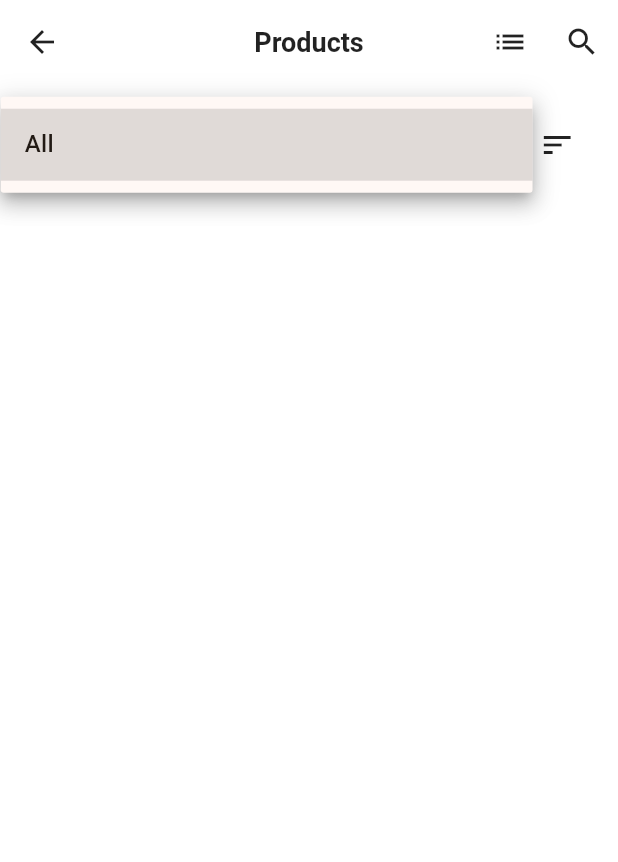
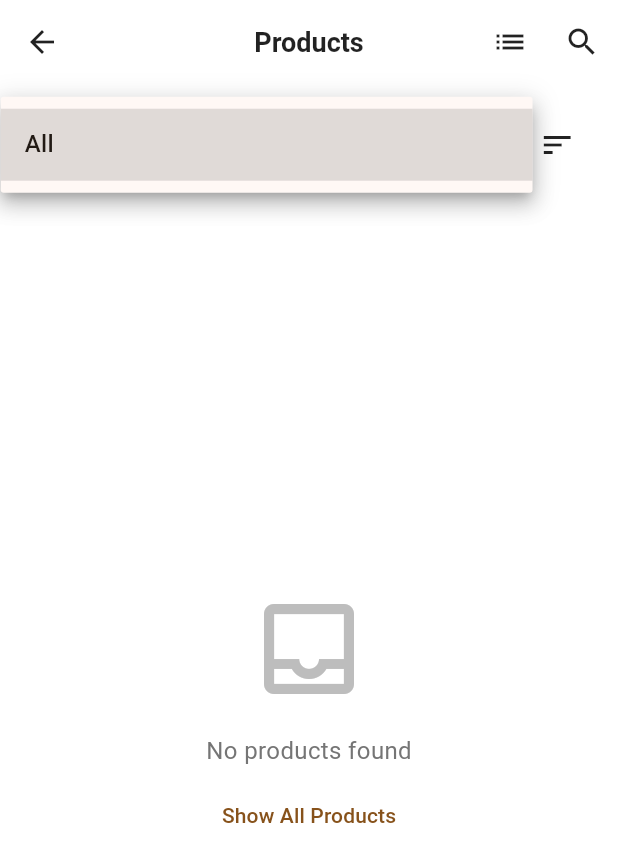
Before and after one commit to nazuhifu/responsi-pab, a Flutter app: the ProductsScreen screen opened by its route, after a tap on "All", on a phone screen of 412 x 824 dp. Shown: the top 862 px of the screen. Run offline on Flutter 3.47's test engine with Material 3 defaults, Android fonts, the phone set to English and light mode, and no system bars; our stand-ins replace carousel_slider, cloud_firestore, firebase_auth, firebase_core, flutter_rating_bar, shared_preferences; accounts and stored records are empty.

Commit message:
category to product screen fix

```diff
--- a/lib/screens/products/products_screen.dart
+++ b/lib/screens/products/products_screen.dart
@@ -19,11 +19,30 @@ class _ProductsScreenState extends State<ProductsScreen> {
   String _sortBy = 'name';
   bool _isGridView = true;
   bool _isLoading = true;
+  String _appBarTitle = 'Products';
 
   @override
   void initState() {
     super.initState();
     _fetchProducts();
+  }
+
+  @override
+  void didChangeDependencies() {
+    super.didChangeDependencies();
+
+    // Ambil arguments dari navigasi
+    final arguments = ModalRoute.of(context)?.settings.arguments as Map<String, dynamic>?;
+
+    if (arguments != null) {
+      final categoryFromNav = arguments['category'] as String?;
+      final titleFromNav = arguments['title'] as String?;
+
+      if (categoryFromNav != null && categoryFromNav.isNotEmpty) {
+        _selectedCategory = categoryFromNav;
+        _appBarTitle = titleFromNav ?? categoryFromNav;
+      }
+    }
   }
 
   Future<void> _fetchProducts() async {
@@ -37,11 +56,14 @@ class _ProductsScreenState extends State<ProductsScreen> {
 
       setState(() {
         _products = products;
-        _filteredProducts = List<Product>.from(products);
+        _filterProducts(); // Filter setelah data dimuat
         _isLoading = false;
       });
     } catch (e) {
       debugPrint('Gagal ambil produk dari Firebase: $e');
+      setState(() {
+        _isLoading = false;
+      });
     }
   }
 
@@ -57,9 +79,11 @@ class _ProductsScreenState extends State<ProductsScreen> {
               children: [
                 _buildFilters(padding),
                 Expanded(
-                  child: _isGridView
-                      ? _buildGridView(padding)
-                      : _buildListView(padding),
+                  child: _filteredProducts.isEmpty
+                      ? _buildEmptyState()
+                      : _isGridView
+                          ? _buildGridView(padding)
+                          : _buildListView(padding),
                 ),
               ],
             ),
@@ -88,6 +112,42 @@ class _ProductsScreenState extends State<ProductsScreen> {
     );
   }
 
+  Widget _buildEmptyState() {
+    return Center(
+      child: Column(
+        mainAxisAlignment: MainAxisAlignment.center,
+        children: [
+          Icon(
+            Icons.inbox_outlined,
+            size: 80,
+            color: Colors.grey[400],
+          ),
+          const SizedBox(height: 16),
+          Text(
+            _selectedCategory == 'All'
+                ? 'No products found'
+                : 'No products found in $_selectedCategory',
+            style: TextStyle(
+              fontSize: 16,
+              color: Colors.grey[600],
+            ),
+          ),
+          const SizedBox(height: 8),
+          TextButton(
+            onPressed: () {
+              setState(() {
+                _selectedCategory = 'All';
+                _appBarTitle = 'All Products';
+                _filterProducts();
+              });
+            },
+            child: const Text('Show All Products'),
+          ),
+        ],
+      ),
+    );
+  }
+
   Widget _buildFilters(double padding) {
     final categories = ['All', ..._extractCategories()];
 
@@ -113,6 +173,7 @@ class _ProductsScreenState extends State<ProductsScreen> {
                 if (value != null) {
                   setState(() {
                     _selectedCategory = value;
+                    _appBarTitle = value == 'All' ? 'All Products' : value;
                     _filterProducts();
                   });
                 }
--- a/lib/widgets/category_card.dart
+++ b/lib/widgets/category_card.dart
@@ -15,7 +15,16 @@ class CategoryCard extends StatelessWidget {
   @override
   Widget build(BuildContext context) {
     return GestureDetector(
-      onTap: onTap,
+      onTap: onTap ?? () {
+        Navigator.pushNamed(
+          context,
+          '/products',
+          arguments: {
+            'category': category.name,
+            'title': category.name,
+          },
+        );
+      },
       child: Container(
         width: 100,
         margin: const EdgeInsets.only(right: 12),
@@ -50,4 +59,6 @@ class CategoryCard extends StatelessWidget {
       ),
     );
   }
+
+
 }
```
